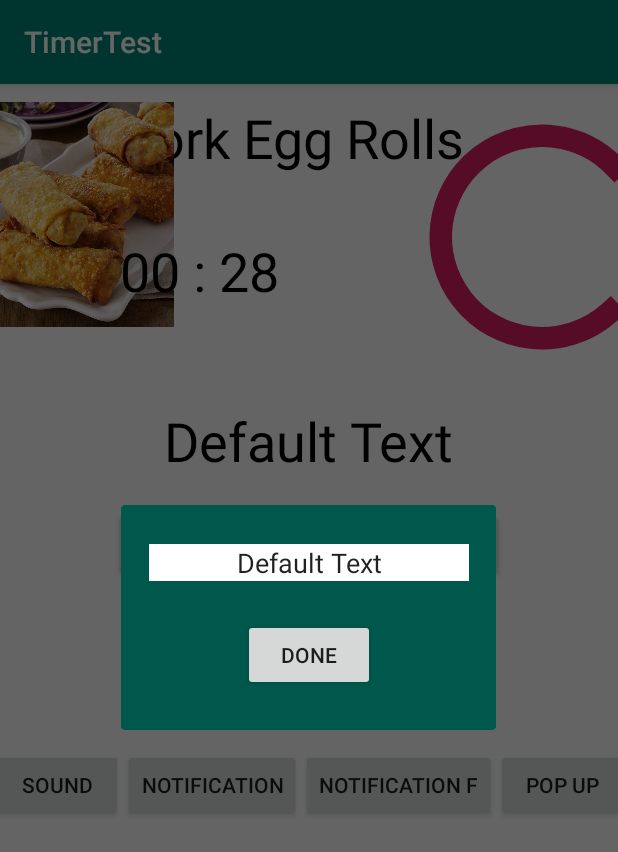
After one commit to SteamedBunX/TimerTest, an Android app: the fragment TestDialogFragment placed in its activity, on a phone screen of 412 x 824 dp. The commit adds this screen. Shown: the top 852 px of the screen. Run offline under Robolectric (Android 15) with nearby library versions, the phone set to English and light mode, and no system bars; our stand-ins replace data binding; plain views replace MaterialProgressBar.

Commit message:
Dialog Fragment Online

```diff
--- /dev/null
+++ b/app/src/main/java/com/steamedbunx/android/timertest/ui/MainDialog/TestDialogFragment.kt
@@ -0,0 +1,53 @@
+package com.steamedbunx.android.timertest.ui.MainDialog
+
+import android.app.Dialog
+import android.os.Bundle
+import android.view.LayoutInflater
+import android.view.View
+import android.view.ViewGroup
+import androidx.appcompat.app.AlertDialog
+import androidx.databinding.DataBindingUtil
+import androidx.fragment.app.DialogFragment
+import androidx.lifecycle.ViewModelProviders
+import com.steamedbunx.android.timertest.R
+import com.steamedbunx.android.timertest.databinding.TestDialogFragmentBinding
+import com.steamedbunx.android.timertest.ui.main.MainViewModel
+import com.steamedbunx.android.timertest.ui.main.MainViewModelFactory
+import kotlinx.android.synthetic.main.test_dialog_fragment.*
+
+class TestDialogFragment : DialogFragment() {
+
+    lateinit var binding: TestDialogFragmentBinding
+    private lateinit var viewModel: MainViewModel
+    private lateinit var viewModelFactory: MainViewModelFactory
+
+    companion object {
+        @JvmStatic
+        fun newInstance() =
+            TestDialogFragment()
+    }
+
+    override fun onCreateView(
+        inflater: LayoutInflater,
+        container: ViewGroup?,
+        savedInstanceState: Bundle?
+    ): View? {
+        binding = DataBindingUtil.inflate(inflater, R.layout.test_dialog_fragment, container, true)
+        return binding.root
+    }
+
+    override fun onViewCreated(view: View, savedInstanceState: Bundle?) {
+        super.onViewCreated(view, savedInstanceState)
+        viewModelFactory = MainViewModelFactory(requireContext())
+        viewModel = requireActivity().run{
+            ViewModelProviders.of(this, viewModelFactory).get(MainViewModel::class.java)
+        }
+        binding.editText.setText(viewModel.dialogText.value)
+        binding.button.setOnClickListener { changeDialog()
+                                            dismiss()}
+    }
+
+    private fun changeDialog(){
+        viewModel.setDialogText(binding.editText.text.toString())
+    }
+}
--- a/app/src/main/java/com/steamedbunx/android/timertest/ui/main/MainFragment.kt
+++ b/app/src/main/java/com/steamedbunx/android/timertest/ui/main/MainFragment.kt
@@ -11,12 +11,15 @@ import android.view.LayoutInflater
 import android.view.View
 import android.view.ViewGroup
 import androidx.databinding.DataBindingUtil
+import androidx.fragment.app.FragmentManager
 import androidx.lifecycle.Observer
 import com.steamedbunx.android.timertest.R
 import com.steamedbunx.android.timertest.data.AlarmData
 import com.steamedbunx.android.timertest.databinding.MainFragmentBinding
+import com.steamedbunx.android.timertest.ui.MainDialog.TestDialogFragment
 import com.steamedbunx.android.timertest.util.notificationControl.AlarmScheduler
 import com.steamedbunx.android.timertest.util.notificationControl.NotificationHelper
+import kotlinx.android.synthetic.main.main_fragment.*
 
 class MainFragment : Fragment() {
 
@@ -28,7 +31,7 @@ class MainFragment : Fragment() {
     private lateinit var viewModel: MainViewModel
     private lateinit var viewModelFactory: MainViewModelFactory
     private lateinit var notificationHelper: NotificationHelper
-    private lateinit var alarmManager:AlarmManager
+    private lateinit var alarmManager: AlarmManager
 
     override fun onCreateView(
         inflater: LayoutInflater, container: ViewGroup?,
@@ -45,7 +48,9 @@ class MainFragment : Fragment() {
         alarmManager = requireContext().getSystemService(Context.ALARM_SERVICE) as AlarmManager
         notificationHelper = NotificationHelper.getInstance()
         viewModelFactory = MainViewModelFactory(requireContext())
-        viewModel = ViewModelProviders.of(this, viewModelFactory).get(MainViewModel::class.java)
+        viewModel = requireActivity().run {
+            ViewModelProviders.of(this, viewModelFactory).get(MainViewModel::class.java)
+        }
         viewModel.alarmChanged.observe(this, Observer {
             if (it)
                 binding.apply {
@@ -61,6 +66,10 @@ class MainFragment : Fragment() {
                 }
         })
 
+        viewModel.dialogText.observe(this, Observer {
+            textView.text = it
+        })
+
         // onClickListeners
         binding.buttonTickDown.setOnClickListener {
             viewModel.tickDown()
@@ -74,6 +83,9 @@ class MainFragment : Fragment() {
         binding.buttonNotificationF.setOnClickListener {
             createAlarm()
         }
+        binding.buttonPopup.setOnClickListener {
+            showDialog()
+        }
 
 
         // Dirty asf, just testing, don't do this kids
@@ -83,13 +95,17 @@ class MainFragment : Fragment() {
         }
     }
 
-    fun createAlarm(){
+    fun createAlarm() {
         val alarmScheduler = AlarmScheduler()
-        val alarmData = AlarmData(1,"Egg Roll", 10000)
-        val pending = alarmScheduler.createPendingIntent(requireContext(),alarmData)
-        alarmScheduler.scheduleAlarm(alarmData,pending,alarmManager)
+        val alarmData = AlarmData(1, "Egg Roll", 10000)
+        val pending = alarmScheduler.createPendingIntent(requireContext(), alarmData)
+        alarmScheduler.scheduleAlarm(alarmData, pending, alarmManager)
     }
 
+    fun showDialog() {
+        val dialog = TestDialogFragment.newInstance()
+        dialog.show(requireFragmentManager(), "test_dialog_fragment")
+    }
 
     override fun onDestroy() {
         super.onDestroy()
--- a/app/src/main/res/layout/main_fragment.xml
+++ b/app/src/main/res/layout/main_fragment.xml
@@ -125,6 +125,8 @@
             android:layout_width="wrap_content"
             android:layout_height="wrap_content"
             android:text="TextView"
+            android:textColor="#000000"
+            android:textSize="36sp"
             app:layout_constraintBottom_toTopOf="@+id/button_restart"
             app:layout_constraintEnd_toEndOf="parent"
             app:layout_constraintStart_toStartOf="parent"
--- /dev/null
+++ b/app/src/main/res/layout/test_dialog_fragment.xml
@@ -0,0 +1,39 @@
+<?xml version="1.0" encoding="utf-8"?>
+<layout xmlns:android="http://schemas.android.com/apk/res/android"
+    xmlns:app="http://schemas.android.com/apk/res-auto"
+    xmlns:tools="http://schemas.android.com/tools">
+
+    <androidx.constraintlayout.widget.ConstraintLayout
+        android:minWidth="250dp"
+        android:minHeight="150dp"
+        android:layout_width="250dp"
+        android:layout_height="150dp"
+        android:background="@color/colorPrimaryDark"
+        tools:context=".ui.MainDialog.TestDialogFragment"
+        android:layout_gravity="center">
+
+        <EditText
+            android:id="@+id/editText"
+            android:layout_width="wrap_content"
+            android:layout_height="wrap_content"
+            android:background="#FFFFFF"
+            android:ems="10"
+            android:gravity="center"
+            app:layout_constraintBottom_toTopOf="@+id/button"
+            app:layout_constraintEnd_toEndOf="parent"
+            app:layout_constraintStart_toStartOf="parent"
+            app:layout_constraintTop_toTopOf="parent" />
+
+        <Button
+            android:id="@+id/button"
+            android:layout_width="wrap_content"
+            android:layout_height="wrap_content"
+            android:text="Done"
+            app:layout_constraintBottom_toBottomOf="parent"
+            app:layout_constraintEnd_toEndOf="parent"
+            app:layout_constraintHorizontal_bias="0.5"
+            app:layout_constraintStart_toStartOf="parent"
+            app:layout_constraintTop_toBottomOf="@+id/editText" />
+
+    </androidx.constraintlayout.widget.ConstraintLayout>
+</layout>
```
Also changed, not shown: app/src/main/java/com/steamedbunx/android/timertest/ui/MainDialog/BlankFragment.kt (deleted, +0 -102 lines), app/src/main/res/layout/blank_fragment.xml (deleted, +0 -14 lines).
